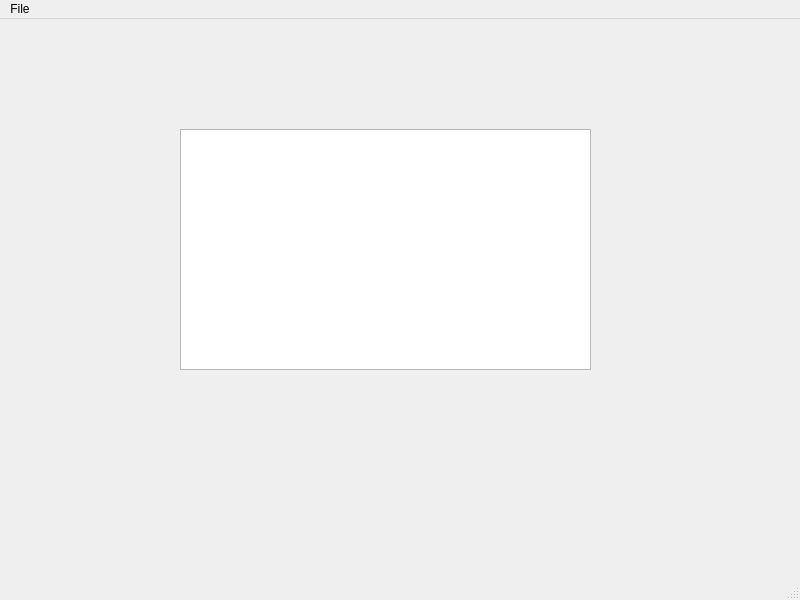
ThiaudioTT/NahidaNotes, file nahidanotes.ui: the form before one commit.
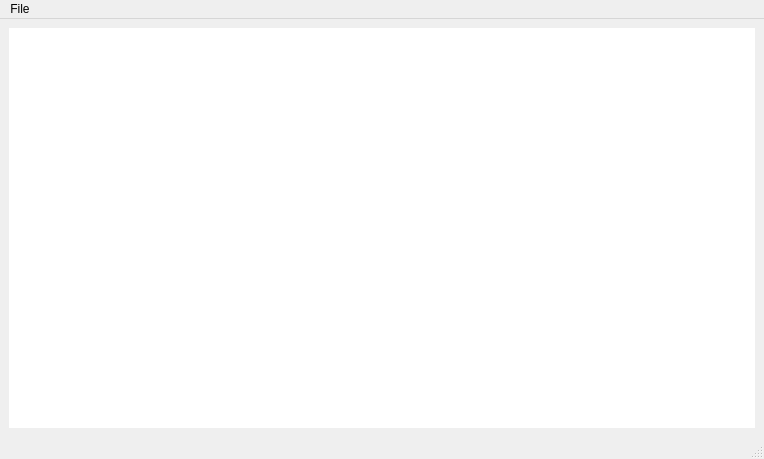
The form after the commit. Icons and pictures are not drawn. Custom widgets are drawn as their Qt base class.

Commit message: feat: style the layout

```diff
--- a/nahidanotes.ui
+++ b/nahidanotes.ui
@@ -6,31 +6,45 @@
    <rect>
     <x>0</x>
     <y>0</y>
-    <width>800</width>
-    <height>600</height>
+    <width>764</width>
+    <height>459</height>
    </rect>
   </property>
   <property name="windowTitle">
    <string>NahidaNotes</string>
   </property>
   <widget class="QWidget" name="centralwidget">
-   <widget class="QMarkdownTextEdit" name="textEdit">
-    <property name="geometry">
-     <rect>
-      <x>180</x>
-      <y>110</y>
-      <width>411</width>
-      <height>241</height>
-     </rect>
+   <layout class="QHBoxLayout" name="horizontalLayout">
+    <property name="sizeConstraint">
+     <enum>QLayout::SetMinimumSize</enum>
     </property>
-   </widget>
+    <item>
+     <widget class="QMarkdownTextEdit" name="textEdit">
+      <property name="sizePolicy">
+       <sizepolicy hsizetype="Expanding" vsizetype="Expanding">
+        <horstretch>0</horstretch>
+        <verstretch>0</verstretch>
+       </sizepolicy>
+      </property>
+      <property name="maximumSize">
+       <size>
+        <width>4444</width>
+        <height>16777215</height>
+       </size>
+      </property>
+      <property name="styleSheet">
+       <string notr="true">border: none;</string>
+      </property>
+     </widget>
+    </item>
+   </layout>
   </widget>
   <widget class="QMenuBar" name="menubar">
    <property name="geometry">
     <rect>
      <x>0</x>
      <y>0</y>
-     <width>800</width>
+     <width>764</width>
      <height>22</height>
     </rect>
    </property>
```
